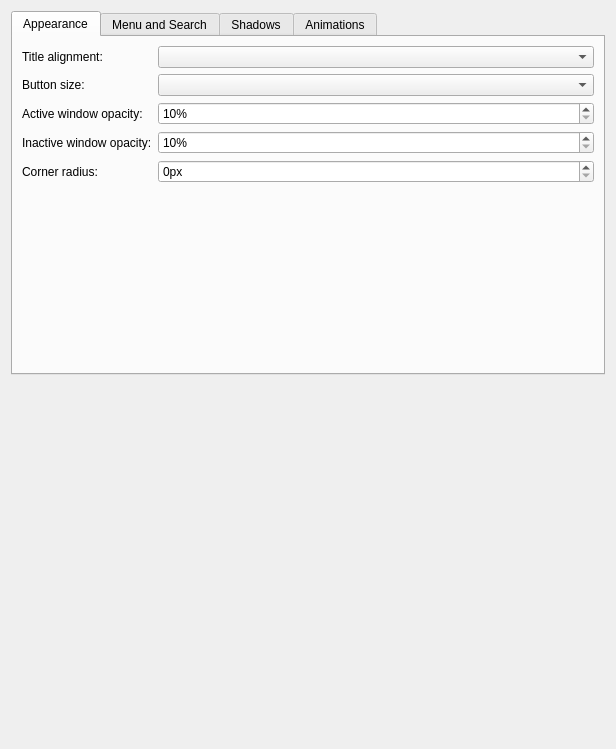
This is src/kcm/config.ui in guiodic/material-decoration as Qt 5 draws it before an edit. The edited form follows.
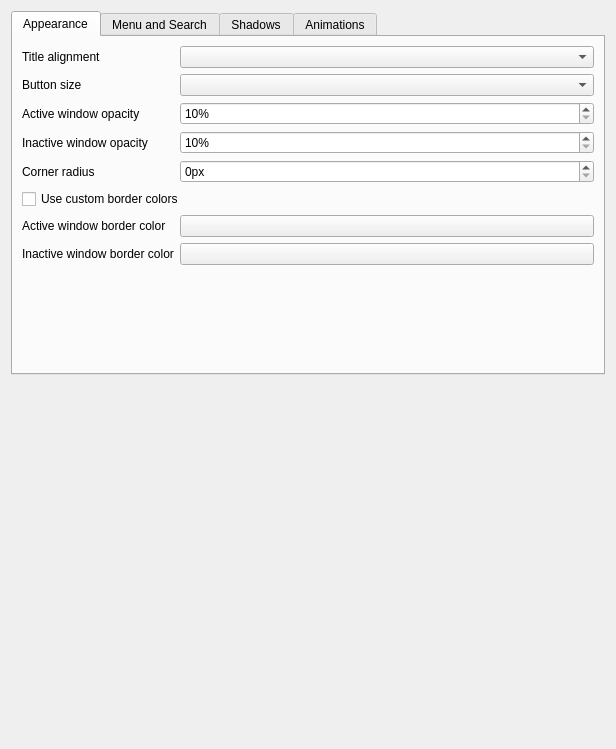
This is the edited form. Custom widgets are drawn as their Qt base class.

Commit message:
Add custom borders, solve bug #26
Introduces custom border colors (for active and inactive windows) and fixes related positioning bugs.

What changed in the file:
```diff
--- a/src/kcm/config.ui
+++ b/src/kcm/config.ui
@@ -27,7 +27,7 @@
        <item row="0" column="0">
         <widget class="QLabel" name="label">
          <property name="text">
-          <string>Title alignment:</string>
+          <string>Title alignment</string>
          </property>
         </widget>
        </item>
@@ -37,7 +37,7 @@
        <item row="1" column="0">
         <widget class="QLabel" name="label_2">
          <property name="text">
-          <string>Button size:</string>
+          <string>Button size</string>
          </property>
         </widget>
        </item>
@@ -47,7 +47,7 @@
        <item row="2" column="0">
         <widget class="QLabel" name="label_3">
          <property name="text">
-          <string>Active window opacity:</string>
+          <string>Active window opacity</string>
          </property>
         </widget>
        </item>
@@ -67,7 +67,7 @@
        <item row="3" column="0">
         <widget class="QLabel" name="label_4">
          <property name="text">
-          <string>Inactive window opacity:</string>
+          <string>Inactive window opacity</string>
          </property>
         </widget>
        </item>
@@ -87,7 +87,7 @@
        <item row="4" column="0">
         <widget class="QLabel" name="label_10">
          <property name="text">
-          <string>Corner radius:</string>
+          <string>Corner radius</string>
          </property>
         </widget>
        </item>
@@ -104,6 +104,41 @@
          </property>
         </widget>
        </item>
+       <item row="5" column="0" colspan="2">
+        <widget class="QCheckBox" name="kcfg_UseCustomBorderColors">
+         <property name="text">
+          <string>Use custom border colors</string>
+         </property>
+        </widget>
+       </item>
+       <item row="6" column="0">
+        <widget class="QLabel" name="label_11">
+         <property name="text">
+          <string>Active window border color</string>
+         </property>
+        </widget>
+       </item>
+       <item row="6" column="1">
+        <widget class="KColorButton" name="kcfg_ActiveBorderColor">
+         <property name="alphaChannelEnabled">
+          <bool>false</bool>
+         </property>
+        </widget>
+       </item>
+       <item row="7" column="0">
+        <widget class="QLabel" name="label_12">
+         <property name="text">
+          <string>Inactive window border color</string>
+         </property>
+        </widget>
+       </item>
+       <item row="7" column="1">
+        <widget class="KColorButton" name="kcfg_InactiveBorderColor">
+         <property name="alphaChannelEnabled">
+          <bool>false</bool>
+         </property>
+        </widget>
+       </item>
       </layout>
      </widget>
      <widget class="QWidget" name="menuSearchTab">
```
Left out of the diff: 14 changed lines with no effect on the pictures. The commit also changes 14 other files.
